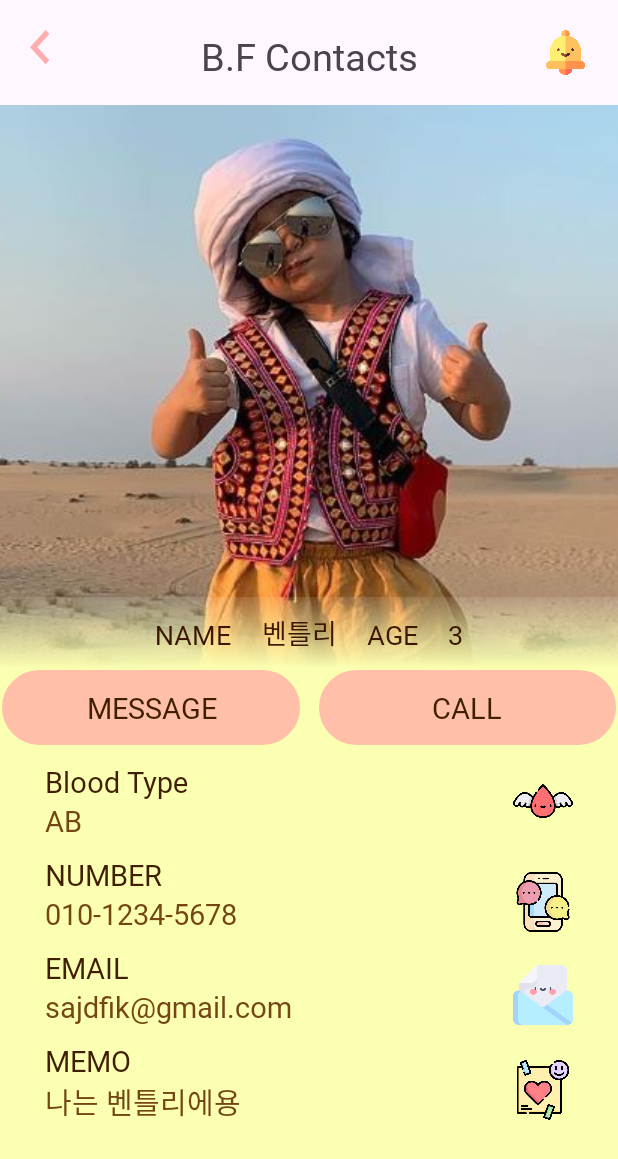
After one commit to cording10jianzo/B.F-Baby_Friend-, an Android app: the layout fragment_detail.xml on its own in the app's theme, with its tools: preview values and no code run, on a phone screen of 412 x 824 dp. The commit adds this screen. Shown: the top 1159 px of the screen. Run offline under Robolectric (Android 15) with nearby library versions, the phone set to English and light mode, and no system bars.

Commit message:
[FEAT] : ⚙️ DetailPage를 Fragment로 시도래보려 했지만,,, 실패...

```diff
--- a/app/src/main/java/com/example/coding10/DetailFragment.kt
+++ b/app/src/main/java/com/example/coding10/DetailFragment.kt
@@ -1,12 +1,37 @@
 package com.example.coding10
 
-import android.content.Intent
 import android.os.Bundle
-import android.util.Log
 import androidx.fragment.app.Fragment
 import android.view.LayoutInflater
 import android.view.View
 import android.view.ViewGroup
-import com.example.coding10.databinding.ActivityDetailBinding
+import com.example.coding10.databinding.FragmentDetailBinding
 
-private const val ARG_PARAM1 = "param1"
+class DetailFragment : Fragment() {
+
+    lateinit var binding: FragmentDetailBinding
+
+    override fun onCreate(savedInstanceState: Bundle?) {
+        super.onCreate(savedInstanceState)
+        arguments?.let {
+        }
+    }
+
+    override fun onCreateView(
+        inflater: LayoutInflater, container: ViewGroup?,
+        savedInstanceState: Bundle?
+    ): View? {
+        binding = FragmentDetailBinding.inflate(inflater, container,false)
+        return binding.root
+    }
+
+    companion object {
+        @JvmStatic
+        fun newInstance(param1: String, param2: String) =
+            DetailFragment().apply {
+                arguments = Bundle().apply {
+
+                }
+            }
+    }
+}
--- /dev/null
+++ b/app/src/main/res/layout/fragment_detail.xml
@@ -0,0 +1,333 @@
+<?xml version="1.0" encoding="utf-8"?>
+<androidx.constraintlayout.widget.ConstraintLayout xmlns:android="http://schemas.android.com/apk/res/android"
+    xmlns:app="http://schemas.android.com/apk/res-auto"
+    xmlns:tools="http://schemas.android.com/tools"
+    android:layout_width="match_parent"
+    android:layout_height="match_parent"
+    tools:context=".MainActivity">
+
+    <androidx.constraintlayout.widget.ConstraintLayout
+        android:id="@+id/detail_page_top_layout"
+        android:layout_width="0dp"
+        android:layout_height="wrap_content"
+        android:padding="20dp"
+        app:layout_constraintEnd_toEndOf="parent"
+        app:layout_constraintStart_toStartOf="parent"
+        app:layout_constraintTop_toTopOf="parent">
+
+        <ImageView
+            android:id="@+id/detail_page_top_vector"
+            android:layout_width="wrap_content"
+            android:layout_height="wrap_content"
+            android:src="@drawable/vector"
+            app:layout_constraintStart_toStartOf="parent"
+            app:layout_constraintTop_toTopOf="parent" />
+
+        <ImageView
+            android:id="@+id/detail_page_top_bell"
+            android:layout_width="30dp"
+            android:layout_height="30dp"
+            android:src="@drawable/bell"
+            app:layout_constraintEnd_toEndOf="parent"
+            app:layout_constraintTop_toTopOf="parent" />
+
+        <TextView
+            android:id="@+id/detail_page_top_text"
+            android:layout_width="wrap_content"
+            android:layout_height="wrap_content"
+            android:fontFamily="@font/font2"
+            android:text="B.F Contacts"
+            android:textSize="25dp"
+            app:layout_constraintBottom_toBottomOf="parent"
+            app:layout_constraintEnd_toEndOf="parent"
+            app:layout_constraintStart_toStartOf="parent"
+            app:layout_constraintTop_toTopOf="parent" />
+
+    </androidx.constraintlayout.widget.ConstraintLayout>
+
+    <ScrollView
+        android:id="@+id/detail_page_scroll"
+        android:layout_width="match_parent"
+        android:layout_height="match_parent"
+        android:layout_marginTop="70dp"
+        android:background="@color/primary">
+
+        <androidx.constraintlayout.widget.ConstraintLayout
+            android:id="@+id/detail_page_main_layout"
+            android:layout_width="match_parent"
+            android:layout_height="match_parent">
+
+            <ImageView
+                android:id="@+id/detail_page_main_image"
+                android:layout_width="wrap_content"
+                android:layout_height="wrap_content"
+                android:scaleType="centerCrop"
+                android:src="@drawable/baby7"
+                app:layout_constraintEnd_toEndOf="parent"
+                app:layout_constraintStart_toStartOf="parent"
+                app:layout_constraintTop_toTopOf="@id/detail_page_main_layout" />
+
+            <androidx.constraintlayout.widget.ConstraintLayout
+                android:layout_width="match_parent"
+                android:layout_height="match_parent"
+                android:background="@drawable/text_back_ground"
+                app:layout_constraintBottom_toBottomOf="@id/detail_page_main_image">
+
+                <TextView
+                    android:id="@+id/detail_page_main_text_name"
+                    android:layout_width="wrap_content"
+                    android:layout_height="wrap_content"
+                    android:fontFamily="@font/font2"
+                    android:padding="10dp"
+                    android:text="NAME"
+                    android:textColor="#3C1800"
+                    android:textSize="18sp"
+                    app:layout_constraintBottom_toBottomOf="parent"
+                    app:layout_constraintEnd_toStartOf="@id/detail_page_main_text_name2"
+                    app:layout_constraintHorizontal_chainStyle="packed"
+                    app:layout_constraintStart_toStartOf="parent" />
+
+                <TextView
+                    android:id="@+id/detail_page_main_text_name2"
+                    android:layout_width="wrap_content"
+                    android:layout_height="wrap_content"
+                    android:fontFamily="@font/font2"
+                    android:padding="10dp"
+                    android:text="벤틀리"
+                    android:textColor="#3C1800"
+                    android:textSize="18sp"
+                    app:layout_constraintBottom_toBottomOf="parent"
+                    app:layout_constraintEnd_toStartOf="@id/detail_page_main_text_age"
+                    app:layout_constraintStart_toEndOf="@id/detail_page_main_text_name" />
+
+                <TextView
+                    android:id="@+id/detail_page_main_text_age"
+                    android:layout_width="wrap_content"
+                    android:layout_height="wrap_content"
+                    android:fontFamily="@font/font2"
+                    android:padding="10dp"
+                    android:text="AGE"
+                    android:textColor="#3C1800"
+                    android:textSize="18sp"
+                    app:layout_constraintBottom_toBottomOf="parent"
+                    app:layout_constraintEnd_toStartOf="@id/detail_page_main_text_age2"
+                    app:layout_constraintStart_toEndOf="@id/detail_page_main_text_name2" />
+
+                <TextView
+                    android:id="@+id/detail_page_main_text_age2"
+                    android:layout_width="wrap_content"
+                    android:layout_height="wrap_content"
+                    android:fontFamily="@font/font2"
+                    android:padding="10dp"
+                    android:text="3"
+                    android:textColor="#3C1800"
+                    android:textSize="18sp"
+                    app:layout_constraintBottom_toBottomOf="parent"
+                    app:layout_constraintEnd_toEndOf="parent"
+                    app:layout_constraintStart_toEndOf="@id/detail_page_main_text_age" />
+
+            </androidx.constraintlayout.widget.ConstraintLayout>
+
+            <androidx.constraintlayout.widget.ConstraintLayout
+                android:id="@+id/detail_page_text_layout"
+                android:layout_width="0dp"
+                android:layout_height="match_parent"
+                app:layout_constraintBottom_toBottomOf="parent"
+                app:layout_constraintEnd_toEndOf="parent"
+                app:layout_constraintStart_toStartOf="parent"
+                app:layout_constraintTop_toBottomOf="@id/detail_page_main_image">
+
+                <TextView
+                    android:id="@+id/detail_page_button_call"
+                    android:layout_width="0dp"
+                    android:layout_height="wrap_content"
+                    android:layout_marginStart="10dp"
+                    android:background="@drawable/text_button_bg"
+                    android:fontFamily="@font/font2"
+                    android:gravity="center"
+                    android:padding="13dp"
+                    android:text="CALL"
+                    android:textColor="@color/brown"
+                    android:textSize="19sp"
+                    app:layout_constraintEnd_toEndOf="parent"
+                    app:layout_constraintStart_toEndOf="@id/detail_page_button_message"
+                    app:layout_constraintTop_toTopOf="parent" />
+
+                <TextView
+                    android:id="@+id/detail_page_button_message"
+                    android:layout_width="0dp"
+                    android:layout_height="wrap_content"
+                    android:background="@drawable/text_button_bg"
+                    android:fontFamily="@font/font2"
+                    android:gravity="center"
+                    android:padding="13dp"
+                    android:text="MESSAGE"
+                    android:textColor="@color/brown"
+                    android:textSize="19sp"
+                    app:layout_constraintBottom_toTopOf="@id/detail_page_text_blood"
+                    app:layout_constraintEnd_toStartOf="@id/detail_page_button_call"
+                    app:layout_constraintStart_toStartOf="parent"
+                    app:layout_constraintTop_toTopOf="parent" />
+
+
+                <TextView
+                    android:id="@+id/detail_page_text_blood"
+                    android:layout_width="0dp"
+                    android:layout_height="wrap_content"
+                    android:fontFamily="@font/font2"
+                    android:paddingHorizontal="30dp"
+                    android:paddingTop="10dp"
+                    android:text="Blood Type"
+                    android:textColor="@color/brown"
+                    android:textSize="19sp"
+                    app:layout_constraintEnd_toEndOf="parent"
+                    app:layout_constraintStart_toStartOf="parent"
+                    app:layout_constraintTop_toBottomOf="@id/detail_page_button_call"
+                    tools:layout_editor_absoluteX="10dp" />
+
+                <TextView
+                    android:id="@+id/detail_page_text_blood2"
+                    android:layout_width="0dp"
+                    android:layout_height="wrap_content"
+                    android:fontFamily="@font/font2"
+                    android:paddingStart="30dp"
+                    android:paddingBottom="10dp"
+                    android:text="AB"
+                    android:textColor="@color/brown2"
+                    android:textSize="19sp"
+                    app:layout_constraintEnd_toEndOf="parent"
+                    app:layout_constraintStart_toStartOf="parent"
+                    app:layout_constraintTop_toBottomOf="@id/detail_page_text_blood"
+                    tools:layout_editor_absoluteX="10dp" />
+
+                <ImageView
+                    android:layout_width="40dp"
+                    android:layout_height="40dp"
+                    android:layout_marginEnd="30dp"
+                    android:src="@drawable/blood"
+                    app:layout_constraintBottom_toBottomOf="@id/detail_page_text_blood2"
+                    app:layout_constraintEnd_toEndOf="parent"
+                    app:layout_constraintTop_toTopOf="@id/detail_page_text_blood" />
+
+                <TextView
+                    android:id="@+id/detail_page_text_number"
+                    android:layout_width="0dp"
+                    android:layout_height="wrap_content"
+                    android:fontFamily="@font/font2"
+                    android:paddingHorizontal="30dp"
+                    android:text="NUMBER"
+                    android:textColor="@color/brown"
+                    android:textSize="19sp"
+                    app:layout_constraintEnd_toEndOf="parent"
+                    app:layout_constraintStart_toStartOf="parent"
+                    app:layout_constraintTop_toBottomOf="@id/detail_page_text_blood2"
+                    tools:layout_editor_absoluteX="10dp" />
+
+                <TextView
+                    android:id="@+id/detail_page_text_number2"
+                    android:layout_width="0dp"
+                    android:layout_height="wrap_content"
+                    android:fontFamily="@font/font2"
+                    android:paddingStart="30dp"
+                    android:paddingBottom="10dp"
+                    android:text="010-1234-5678"
+                    android:textColor="@color/brown2"
+                    android:textSize="19sp"
+                    app:layout_constraintEnd_toEndOf="parent"
+                    app:layout_constraintStart_toStartOf="parent"
+                    app:layout_constraintTop_toBottomOf="@id/detail_page_text_number"
+                    tools:layout_editor_absoluteX="10dp" />
+
+                <ImageView
+                    android:layout_width="40dp"
+                    android:layout_height="40dp"
+                    android:layout_marginEnd="30dp"
+                    android:src="@drawable/phone"
+                    app:layout_constraintBottom_toBottomOf="@id/detail_page_text_number2"
+                    app:layout_constraintEnd_toEndOf="parent"
+                    app:layout_constraintTop_toTopOf="@id/detail_page_text_number" />
+
+                <TextView
+                    android:id="@+id/detail_page_text_email"
+                    android:layout_width="0dp"
+                    android:layout_height="wrap_content"
+                    android:fontFamily="@font/font2"
+                    android:paddingHorizontal="30dp"
+                    android:text="EMAIL"
+                    android:textColor="@color/brown"
+                    android:textSize="19sp"
+                    app:layout_constraintEnd_toEndOf="parent"
+                    app:layout_constraintStart_toStartOf="parent"
+                    app:layout_constraintTop_toBottomOf="@id/detail_page_text_number2"
+                    tools:layout_editor_absoluteX="10dp" />
+
+                <TextView
+                    android:id="@+id/detail_page_text_email2"
+                    android:layout_width="0dp"
+                    android:layout_height="wrap_content"
+                    android:fontFamily="@font/font2"
+                    android:paddingStart="30dp"
+                    android:paddingBottom="10dp"
+                    android:text="sajdfik@gmail.com"
+                    android:textColor="@color/brown2"
+                    android:textSize="19sp"
+                    app:layout_constraintEnd_toEndOf="parent"
+                    app:layout_constraintStart_toStartOf="parent"
+                    app:layout_constraintTop_toBottomOf="@id/detail_page_text_email"
+                    tools:layout_editor_absoluteX="10dp" />
+
+                <ImageView
+                    android:layout_width="40dp"
+                    android:layout_height="40dp"
+                    android:layout_marginEnd="30dp"
+                    android:src="@drawable/email"
+                    app:layout_constraintBottom_toBottomOf="@id/detail_page_text_email2"
+                    app:layout_constraintEnd_toEndOf="parent"
+                    app:layout_constraintTop_toTopOf="@id/detail_page_text_email" />
+
+                <TextView
+                    android:id="@+id/detail_page_text_memo"
+                    android:layout_width="0dp"
+                    android:layout_height="wrap_content"
+                    android:fontFamily="@font/font2"
+                    android:paddingHorizontal="30dp"
+                    android:text="MEMO"
+                    android:textColor="@color/brown"
+                    android:textSize="19sp"
+                    app:layout_constraintEnd_toEndOf="parent"
+                    app:layout_constraintStart_toStartOf="parent"
+                    app:layout_constraintTop_toBottomOf="@id/detail_page_text_email2"
+                    tools:layout_editor_absoluteX="10dp" />
+
+                <TextView
+                    android:id="@+id/detail_page_text_memo2"
+                    android:layout_width="0dp"
+                    android:layout_height="wrap_content"
+                    android:fontFamily="@font/font2"
+                    android:paddingStart="30dp"
+                    android:paddingBottom="10dp"
+                    android:text="나는 벤틀리에용"
+                    android:textColor="@color/brown2"
+                    android:textSize="19sp"
+                    app:layout_constraintEnd_toEndOf="parent"
+                    app:layout_constraintStart_toStartOf="parent"
+                    app:layout_constraintTop_toBottomOf="@id/detail_page_text_memo"
+                    tools:layout_editor_absoluteX="10dp" />
+
+                <ImageView
+                    android:layout_width="40dp"
+                    android:layout_height="40dp"
+                    android:layout_marginEnd="30dp"
+                    android:src="@drawable/note"
+                    app:layout_constraintBottom_toBottomOf="@id/detail_page_text_memo2"
+                    app:layout_constraintEnd_toEndOf="parent"
+                    app:layout_constraintTop_toTopOf="@id/detail_page_text_memo" />
+
+
+            </androidx.constraintlayout.widget.ConstraintLayout>
+
+        </androidx.constraintlayout.widget.ConstraintLayout>
+
+    </ScrollView>
+
+</androidx.constraintlayout.widget.ConstraintLayout>
```
